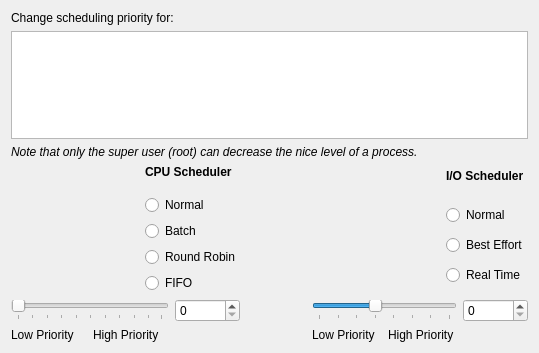
First picture: the form in libs/libksysguard/processui/ReniceDlgUi.ui, repository RJVB/kdm5, before the edit.
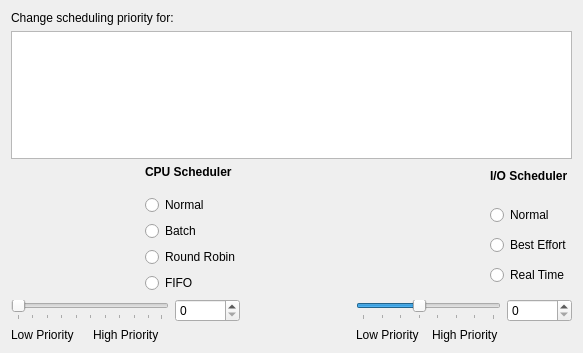
Second picture: the form after the edit. Icons and pictures are not drawn.

Commit message: Use cpu icon, and remove warning string

Diff of the .ui file:
```diff
--- a/libs/libksysguard/processui/ReniceDlgUi.ui
+++ b/libs/libksysguard/processui/ReniceDlgUi.ui
@@ -5,7 +5,7 @@
    <rect>
     <x>0</x>
     <y>0</y>
-    <width>539</width>
+    <width>583</width>
     <height>353</height>
    </rect>
   </property>
@@ -42,25 +42,6 @@
      </property>
     </widget>
    </item>
-   <item>
-    <widget class="QLabel" name="lblMessage2" >
-     <property name="text" >
-      <string>&lt;i>Note that only the super user (root) can decrease the nice level of a process.</string>
-     </property>
-     <property name="textFormat" >
-      <enum>Qt::RichText</enum>
-     </property>
-     <property name="alignment" >
-      <set>Qt::AlignVCenter</set>
-     </property>
-     <property name="wordWrap" >
-      <bool>true</bool>
-     </property>
-     <property name="buddy" >
-      <cstring>spinBox2</cstring>
-     </property>
-    </widget>
-   </item>
    <item>
     <layout class="QGridLayout" >
      <item row="0" column="0" >
```
The commit also changes 1 other file.
